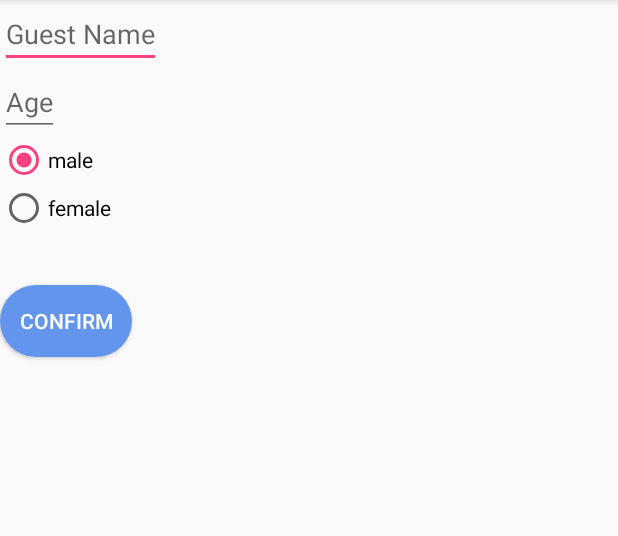
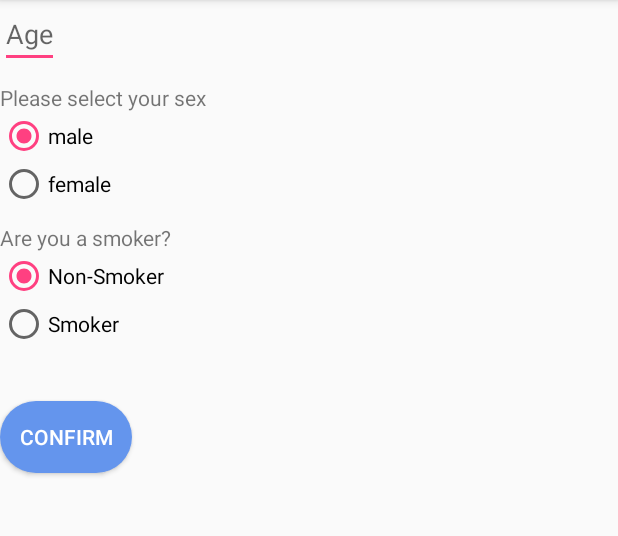
Before and after one commit to Dnorkulov/PrivateMD, an Android app: the screen it shows after launch (Guest), after a tap on "GUEST", on a phone screen of 412 x 824 dp, the part 84-620 px from its top. Run offline under Robolectric (Android 15) with nearby library versions, the phone set to English and light mode, and no system bars; 1 statement that could not run was skipped.

Commit message:
Dynamic Users

```diff
--- a/app/src/main/java/com/dalernorkulov/privatemd/CreateUser.java
+++ b/app/src/main/java/com/dalernorkulov/privatemd/CreateUser.java
@@ -1,28 +1,73 @@
 package com.dalernorkulov.privatemd;
 
-
+import android.content.Context;
 import android.content.Intent;
-
+import android.content.SharedPreferences;
 import android.support.v7.app.AppCompatActivity;
 import android.os.Bundle;
 import android.view.View;
+import android.view.inputmethod.InputMethodManager;
 import android.widget.Button;
+import android.widget.EditText;
+import android.widget.Toast;
 
-
-
+import java.io.File;
+import java.io.PrintWriter;
+import java.util.ArrayList;
 
 public class CreateUser extends AppCompatActivity {
+    private SharedPreferences savednotes;
+    private Button confirm;
+    private EditText username;
+    ArrayList<String> users = new ArrayList<String>();
+    String fileName = "Users.txt";
 
     @Override
     protected void onCreate(Bundle savedInstanceState) {
         super.onCreate(savedInstanceState);
         setContentView(R.layout.activity_create_user);
-        Button create = (Button) findViewById(R.id.confirm);
-        create.setOnClickListener(new View.OnClickListener() {
+        confirm = (Button) findViewById(R.id.confirm);
+        username = (EditText) findViewById(R.id.username);
+        savednotes = getSharedPreferences("notes", 0);
+        username.setText(savednotes.getString("tag", "Default Value"));
+        confirm.setOnClickListener(saveButtonListener);
+        File inFile = new File(fileName);
+        User testUser = new User();
+        testUser.setUserName(username.getText().toString());
+    }
+
+    private void makeTag(String tag) {
+        //String or = savednotes.getString(tag, null);
+        SharedPreferences.Editor preferencesEditor = savednotes.edit();
+        preferencesEditor.putString("tag", tag);
+        preferencesEditor.commit();
+    }
+
+    public View.OnClickListener saveButtonListener = new View.OnClickListener() {
+
+        @Override
         public void onClick(View v) {
-            Intent createIntent = new Intent(CreateUser.this, MainActivity.class);
-            startActivity(createIntent);
+            if (username.getText().length() > 0) {
+                makeTag(username.getText().toString());
+                ((InputMethodManager) getSystemService(Context.INPUT_METHOD_SERVICE)).hideSoftInputFromWindow(username
+                        .getWindowToken(), 0);
+            }
+            Intent saveInfo = new Intent(CreateUser.this, MainActivity.class);
+            saveInfo.putExtra("location", username.getText().toString());
+            startActivity(saveInfo);
+            saveFile(fileName, username.getText().toString());
         }
-    });
+    };
+
+    public void saveFile(String file, String text) {
+        try {
+            PrintWriter printWriter = new PrintWriter(file);
+            printWriter.write(text);
+            printWriter.close();
+            Toast.makeText(CreateUser.this, "User Saved", Toast.LENGTH_SHORT).show();
+        } catch (Exception e) {
+            e.printStackTrace();
+            Toast.makeText(CreateUser.this, "Error saving information", Toast.LENGTH_SHORT).show();
+        }
     }
 }
--- a/app/src/main/java/com/dalernorkulov/privatemd/Guest.java
+++ b/app/src/main/java/com/dalernorkulov/privatemd/Guest.java
@@ -6,10 +6,6 @@ import android.os.Bundle;
 import android.view.View;
 import android.widget.Button;
 import android.widget.EditText;
-
-
-
-
 
 public class Guest extends AppCompatActivity {
 
@@ -21,7 +17,7 @@ public class Guest extends AppCompatActivity {
         Button confirm = (Button) findViewById(R.id.confirm);
         confirm.setOnClickListener(new View.OnClickListener() {
             public void onClick(View v) {
-                Intent createIntent = new Intent(Guest.this, MainActivity.class);
+                Intent createIntent = new Intent(Guest.this, Action.class);
                 startActivity(createIntent);
             }
         });
--- a/app/src/main/java/com/dalernorkulov/privatemd/MainActivity.java
+++ b/app/src/main/java/com/dalernorkulov/privatemd/MainActivity.java
@@ -1,13 +1,15 @@
 package com.dalernorkulov.privatemd;
 
 import android.content.Intent;
-import android.support.v7.app.AppCompatActivity;
+import android.graphics.Color;
 import android.os.Bundle;
+import android.view.Gravity;
 import android.view.View;
 import android.widget.Button;
-
-
-public class MainActivity extends AppCompatActivity {
+import android.widget.LinearLayout;
+import java.util.ArrayList;
+public class MainActivity extends CreateUser {
+    ArrayList<User> users = new ArrayList<User>();
 
     @Override
     protected void onCreate(Bundle savedInstanceState) {
@@ -16,7 +18,6 @@ public class MainActivity extends AppCompatActivity {
         Button guest = (Button) findViewById(R.id.guest);
         guest.setOnClickListener(new View.OnClickListener() {
             public void onClick(View v) {
-                // Code here executes on main thread after user presses button
                 Intent createIntent = new Intent(MainActivity.this, Guest.class);
                 startActivity(createIntent);
             }
@@ -24,21 +25,32 @@ public class MainActivity extends AppCompatActivity {
         Button create = (Button) findViewById(R.id.create);
         create.setOnClickListener(new View.OnClickListener() {
             public void onClick(View v) {
-                // Code here executes on main thread after user presses button
                 Intent createIntent = new Intent(MainActivity.this, CreateUser.class);
                 startActivity(createIntent);
-            }
-        });
-        Button user1 = (Button) findViewById(R.id.user1);
-        user1.setOnClickListener(new View.OnClickListener() {
-            public void onClick(View v) {
-                // Code here executes on main thread after user presses button
-                Intent createIntent = new Intent(MainActivity.this, Action.class);
-                startActivity(createIntent);
+
             }
         });
 
+        Intent intent = getIntent();
+        String str = intent.getStringExtra("location");
 
+        users.add(new User());
+        users.get(0).setUserName(str);
+        LinearLayout linearLayout = (LinearLayout) findViewById(R.id.users);
+        Button[] butt = new Button[users.size()];
+        for (int i = 0; i < users.size(); i++) {
+            butt[i] = new Button(this);
+            butt[i].setText(users.get(i).getUserName());
+            butt[i].setTextColor(Color.WHITE);
+            butt[i].setGravity(Gravity.CENTER);
+            butt[i].setBackgroundResource(R.drawable.roundedbutton);
+            linearLayout.addView(butt[i]);
+            butt[i].setOnClickListener(new View.OnClickListener() {
+                public void onClick(View v) {
+                    Intent mamba = new Intent(MainActivity.this, Action.class);
+                    startActivity(mamba);
+                }
+            });
+        }
     }
-
 }
--- /dev/null
+++ b/app/src/main/java/com/dalernorkulov/privatemd/User.java
@@ -0,0 +1,99 @@
+package com.dalernorkulov.privatemd;
+
+/**
+ * Created by Daler on 6/23/2017.
+ */
+
+import java.util.Calendar;
+/**
+ * Created by thera on 6/19/2017.
+ */
+
+public class User {
+    private String userName;
+    private String password;
+    private int age;
+    //stores sex as true for male and false for female
+    private boolean sex;
+    private boolean smoker;
+    //stored as a six digit area code
+    private int location;
+    //Stored for the times the account was first created and the day it was last used
+    private Calendar lastVisit;
+    private Calendar firstVisit;
+
+    public User() {
+
+    }
+
+    //standard setters
+    public void setUserName(String x) {
+        userName = x;
+    }
+
+    public void setPassword(String x) {
+        password = x;
+    }
+
+    public void setAge(int x) {
+        age = x;
+    }
+
+    public void setSex(boolean x) {
+        sex = x;
+    }
+
+    public void setSmoker(boolean x) {
+        smoker = x;
+    }
+
+    public void setLocation(int x) {
+        location = x;
+    }
+
+    public void setLastVisit(Calendar x) {
+        lastVisit = x;
+    }
+
+    //standard accessors
+    public String getUserName() {
+        return userName;
+    }
+
+    public boolean passwordConfirmation(String temp) {
+        //checks if the password is correct for now simply without anything complicated
+        if (temp.compareTo(password) == 0)
+            return true;
+        else
+            return false;
+    }
+
+    public int getAge() {
+        return age;
+    }
+
+    public boolean getSex() {
+        return sex;
+    }
+
+    public boolean getSmokes() {
+        return smoker;
+    }
+
+    public Calendar getLastVisit() {
+        return lastVisit;
+    }
+
+    public Calendar getFirstVisit() {
+        return firstVisit;
+    }
+
+    public int getLocation() {
+        return location;
+    }
+
+    public String toString() {
+        String z = "name:" + userName + "/n" + "password: " + password + " age: " + age;
+        return z;
+    }
+}
--- /dev/null
+++ b/app/src/main/res/drawable-xxhdpi/roundedbutton.xml
@@ -0,0 +1,15 @@
+<?xml version="1.0" encoding="utf-8"?>
+
+<shape xmlns:android="http://schemas.android.com/apk/res/android"
+    android:layout_width="match_parent"
+    android:layout_height="match_parent"
+    android:shape="rectangle">
+    <solid android:color="#6495ed" />
+    <size android:width="150dp" />
+    <corners
+        android:bottomLeftRadius="1000dp"
+        android:bottomRightRadius="1000dp"
+        android:topLeftRadius="1000dp"
+        android:topRightRadius="1000dp"
+        />
+</shape>
--- a/app/src/main/res/layout/activity_guest.xml
+++ b/app/src/main/res/layout/activity_guest.xml
@@ -5,40 +5,63 @@
     android:layout_width="match_parent"
     android:layout_height="match_parent"
     android:orientation="vertical"
-
     >
-    <EditText
-        android:id="@+id/guestName"
-        android:layout_width="wrap_content"
-        android:layout_height="wrap_content"
-        android:inputType="textPersonName|textCapWords"
-        android:imeOptions="actionNext"
-        android:hint="Guest Name"/>
-
     <EditText
         android:id="@+id/age"
         android:layout_width="wrap_content"
         android:layout_height="wrap_content"
-        android:inputType="text"
+        android:hint="Age"
         android:imeOptions="actionDone"
-        android:hint="Age"/>
+        android:inputType="text" />
+
+    <TextView
+        android:layout_width="wrap_content"
+        android:layout_height="wrap_content"
+        android:layout_marginTop="10dp"
+        android:text="Please select your sex" />
+
     <RadioGroup
         android:id="@+id/radioSex"
         android:layout_width="wrap_content"
-    android:layout_height="wrap_content" >
+        android:layout_height="wrap_content">
 
         <RadioButton
             android:id="@+id/radioMale"
             android:layout_width="wrap_content"
             android:layout_height="wrap_content"
-        android:text="male"
-        android:checked="true" />
+            android:checked="true"
+            android:text="male" />
 
         <RadioButton
             android:id="@+id/radioFemale"
             android:layout_width="wrap_content"
             android:layout_height="wrap_content"
             android:text="female" />
+
+        <TextView
+            android:layout_width="wrap_content"
+            android:layout_height="wrap_content"
+            android:layout_marginTop="10dp"
+            android:text="Are you a smoker?" />
+    </RadioGroup>
+
+    <RadioGroup
+        android:id="@+id/radioSmoker"
+        android:layout_width="wrap_content"
+        android:layout_height="wrap_content">
+
+        <RadioButton
+            android:id="@+id/radioNonSmoke"
+            android:layout_width="wrap_content"
+            android:layout_height="wrap_content"
+            android:checked="true"
+            android:text="Non-Smoker" />
+
+        <RadioButton
+            android:id="@+id/radioSmoke"
+            android:layout_width="wrap_content"
+            android:layout_height="wrap_content"
+            android:text="Smoker" />
 
     </RadioGroup>
 
--- a/app/src/main/res/layout/roundedbutton.xml
+++ b/app/src/main/res/layout/roundedbutton.xml
@@ -2,7 +2,8 @@
 <shape xmlns:android="http://schemas.android.com/apk/res/android"
     android:shape="rectangle"
     android:layout_width="wrap_content"
-    android:layout_height="wrap_content">
+    android:layout_height="wrap_content"
+    android:layout_marginTop="10dp">
 
     <solid android:color="#6495ed" />
 
@@ -11,5 +12,4 @@
         android:bottomRightRadius="1000dp"
         android:topLeftRadius="1000dp"
         android:topRightRadius="1000dp" />
-
 </shape>
```
Also changed, not shown: app/src/main/res/layout/activity_action.xml (+7 -7 lines), app/src/main/res/layout/activity_create_user.xml (+57 -3 lines), app/src/main/res/layout/activity_main.xml (+10 -21 lines). Lines whose indentation alone changed are shown as unchanged.
